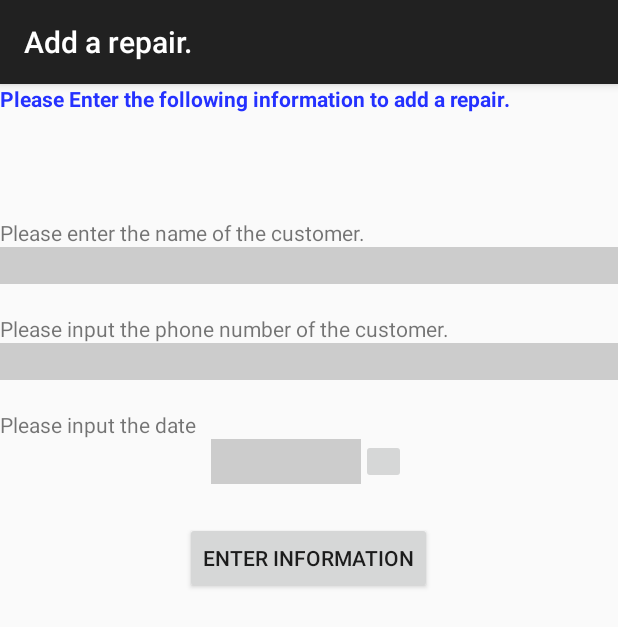
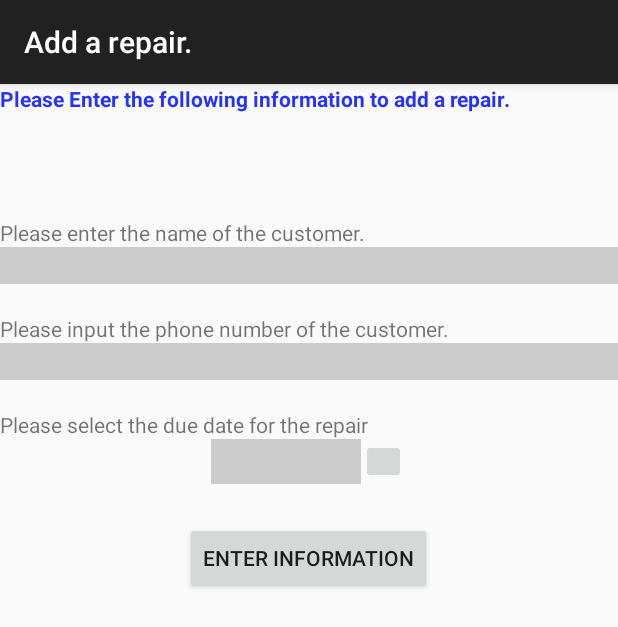
Before and after one commit to jahuey777/SoftwareProject540, an Android app: the AddingRepair screen opened directly, with no data from a screen before it, on a phone screen of 412 x 824 dp. Shown: the top 627 px of the screen. Run offline under Robolectric (Android 15) with nearby library versions, the light colour scheme and no system bars.

Commit message:
WOrking on adding a repair, and also updated the database for adding a repair. (added the extra columns we needed)

```diff
--- a/Bikes/app/src/main/java/com/example/jaimejahuey/bikes/AddingRepair.java
+++ b/Bikes/app/src/main/java/com/example/jaimejahuey/bikes/AddingRepair.java
@@ -26,14 +26,16 @@ public class AddingRepair extends ActionBarActivity
 
     //Getting phone number input
     private EditText phoneNumInput;
+    private EditText custNameInput;
 
     //for getting the date
     private ImageButton ButtonCal;
-    private Calendar cal;
-    private int day;
-    private int month;
-    private int year;
+    private static int dataBaseday;
+    private static int dataBasemonth;
+    private static int dataBaseyear;
     private static EditText repairCalendar;
+
+    private Button enterRepair;
 
     @Override
     protected void onCreate(Bundle savedInstanceState)
@@ -41,18 +43,17 @@ public class AddingRepair extends ActionBarActivity
         super.onCreate(savedInstanceState);
         setContentView(R.layout.adding_repair);
 
+        int dataBaseday = -1;
+        int dataBasemonth = -1;
+        int dataBaseyear = -1;
+
         //For the phone number, this addTextChangeListener will automatically add the hyphen
         phoneNumInput = (EditText) findViewById(R.id.addRepairCustomerPhone);
         phoneNumInput.addTextChangedListener(new PhoneNumberFormattingTextWatcher());
 
-        //String PhonNum= phoneNumInput.getText().toString();
 
+        //This is all for the repair date.
         ButtonCal = (ImageButton) findViewById(R.id.imageButtonCalendar);
-        cal= Calendar.getInstance();
-        day= cal.get(Calendar.DAY_OF_MONTH);
-        month = cal.get(Calendar.MONTH);
-        year = cal.get(Calendar.YEAR);
-
         repairCalendar = (EditText) findViewById(R.id.addRepairDate);
         ButtonCal.setOnClickListener(new View.OnClickListener()
         {
@@ -62,12 +63,23 @@ public class AddingRepair extends ActionBarActivity
                 DialogFragment newFragment= new DatePickerFragment();
                 newFragment.show(getFragmentManager(), "datePicker");
 
+            }
+        });
+
+        //link to xml editext for customer name input
+        custNameInput= (EditText) findViewById(R.id.addRepairCustomerName);
+
+        //link to xml enter in addingrepair
+        enterRepair= (Button) findViewById(R.id.addRepairEnterButton);
+
+        enterRepair.setOnClickListener(new View.OnClickListener()
+        {
+            @Override
+            public void onClick(View v)
+            {
 
             }
         });
-
-
-
 
     }
 
@@ -105,8 +117,11 @@ public class AddingRepair extends ActionBarActivity
             //Decided to create separate ones so that it doesn't get confusing in the code
             final Calendar c = Calendar.getInstance();
             int year = c.get(Calendar.YEAR);
+            dataBaseyear = year;
             int month = c.get(Calendar.MONTH);
+            dataBasemonth= month;
             int day = c.get(Calendar.DAY_OF_MONTH);
+            dataBaseday= day;
             return new DatePickerDialog(getActivity(), this, year, month, day);
         }
 
--- a/Bikes/app/src/main/res/layout/adding_repair.xml
+++ b/Bikes/app/src/main/res/layout/adding_repair.xml
@@ -59,7 +59,7 @@
             android:layout_marginTop="20dp"
             android:layout_width="wrap_content"
             android:layout_height="fill_parent"
-            android:text="Please input the date" />
+            android:text="Please select the due date for the repair" />
 
     </LinearLayout>
 
--- a/Bikes/app/src/main/res/layout/repairs_layout.xml
+++ b/Bikes/app/src/main/res/layout/repairs_layout.xml
@@ -30,14 +30,14 @@
         android:layout_width="wrap_content"
         android:layout_height="wrap_content"
         android:id="@+id/AddRepair"
-        android:text="Add repair"
+        android:text="Add new repair"
         />
     <Button
         android:layout_marginTop="20dp"
         android:layout_width="wrap_content"
         android:layout_height="wrap_content"
         android:id="@+id/UpdateRepair"
-        android:text="Update repair"/>
+        android:text="Completed/Update repair"/>
 
     <Button
         android:layout_marginTop="20dp"
```
Also changed, not shown: Bikes/app/src/main/java/com/example/jaimejahuey/bikes/MySQLiteHelper.java (+12 -8 lines).
